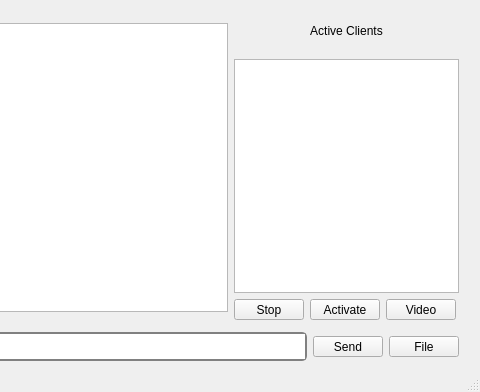
Above: mainwindow.ui from omercankilic/V_ChatApp before the change; both pictures show x 218 to 698 and y 0 to 392 of the 698 by 392 pixel window. Below: the same form after it.
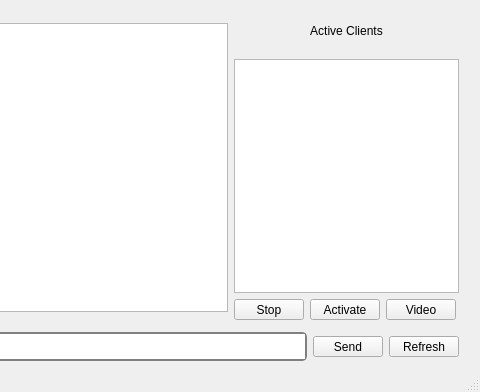
That is the form after the change.

Commit message: button temizligi

Diff of the .ui file:
```diff
--- a/mainwindow.ui
+++ b/mainwindow.ui
@@ -104,7 +104,7 @@
              </size>
             </property>
             <property name="text">
-             <string>File</string>
+             <string>Refresh</string>
             </property>
            </widget>
           </item>
```
Left out of the diff: 2 changed lines with no effect on the pictures. The commit also changes 5 other files.
